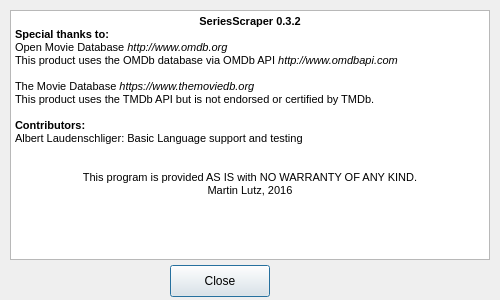
martinLutz1/SeriesScraper, file SeriesScraper/aboutdialog.ui: the form before one commit.
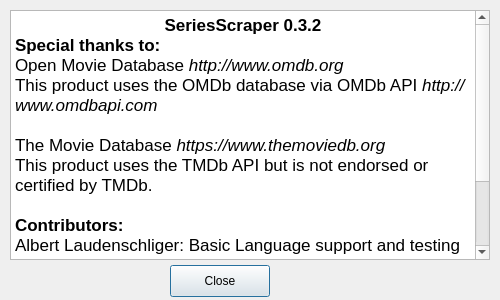
The form after the commit. Icons and pictures are not drawn.

```diff
--- a/SeriesScraper/aboutdialog.ui
+++ b/SeriesScraper/aboutdialog.ui
@@ -64,22 +64,22 @@
     <string>&lt;!DOCTYPE HTML PUBLIC &quot;-//W3C//DTD HTML 4.0//EN&quot; &quot;http://www.w3.org/TR/REC-html40/strict.dtd&quot;&gt;
 &lt;html&gt;&lt;head&gt;&lt;meta name=&quot;qrichtext&quot; content=&quot;1&quot; /&gt;&lt;style type=&quot;text/css&quot;&gt;
 p, li { white-space: pre-wrap; }
-&lt;/style&gt;&lt;/head&gt;&lt;body style=&quot; font-family:'MS Shell Dlg 2'; font-size:8pt; font-weight:400; font-style:normal;&quot;&gt;
-&lt;p align=&quot;center&quot; style=&quot; margin-top:0px; margin-bottom:0px; margin-left:0px; margin-right:0px; -qt-block-indent:0; text-indent:0px;&quot;&gt;&lt;span style=&quot; font-family:'.SF NS Text'; font-weight:600;&quot;&gt;SeriesScraper 0.3.2&lt;/span&gt;&lt;/p&gt;
-&lt;p style=&quot; margin-top:0px; margin-bottom:0px; margin-left:0px; margin-right:0px; -qt-block-indent:0; text-indent:0px;&quot;&gt;&lt;span style=&quot; font-family:'.SF NS Text'; font-weight:600;&quot;&gt;Special thanks to:&lt;/span&gt;&lt;/p&gt;
-&lt;p style=&quot; margin-top:0px; margin-bottom:0px; margin-left:0px; margin-right:0px; -qt-block-indent:0; text-indent:0px;&quot;&gt;&lt;span style=&quot; font-family:'Helvetica';&quot;&gt;Open Movie Database &lt;/span&gt;&lt;span style=&quot; font-family:'Helvetica'; font-style:italic;&quot;&gt;http://www.omdb.org&lt;/span&gt;&lt;/p&gt;
-&lt;p style=&quot; margin-top:0px; margin-bottom:0px; margin-left:0px; margin-right:0px; -qt-block-indent:0; text-indent:0px;&quot;&gt;&lt;span style=&quot; font-family:'Helvetica';&quot;&gt;This product uses the OMDb database via OMDb API &lt;/span&gt;&lt;span style=&quot; font-family:'Helvetica'; font-style:italic;&quot;&gt;http://www.omdbapi.com&lt;/span&gt;&lt;/p&gt;
-&lt;p style=&quot;-qt-paragraph-type:empty; margin-top:0px; margin-bottom:0px; margin-left:0px; margin-right:0px; -qt-block-indent:0; text-indent:0px; font-family:'Helvetica';&quot;&gt;&lt;br /&gt;&lt;/p&gt;
+&lt;/style&gt;&lt;/head&gt;&lt;body style=&quot; font-family:'.SF NS Text'; font-size:8pt; font-weight:400; font-style:normal;&quot;&gt;
+&lt;p align=&quot;center&quot; style=&quot; margin-top:0px; margin-bottom:0px; margin-left:0px; margin-right:0px; -qt-block-indent:0; text-indent:0px;&quot;&gt;&lt;span style=&quot; font-size:13pt; font-weight:600;&quot;&gt;SeriesScraper 0.3.2&lt;/span&gt;&lt;/p&gt;
+&lt;p style=&quot; margin-top:0px; margin-bottom:0px; margin-left:0px; margin-right:0px; -qt-block-indent:0; text-indent:0px;&quot;&gt;&lt;span style=&quot; font-size:13pt; font-weight:600;&quot;&gt;Special thanks to:&lt;/span&gt;&lt;/p&gt;
+&lt;p style=&quot; margin-top:0px; margin-bottom:0px; margin-left:0px; margin-right:0px; -qt-block-indent:0; text-indent:0px;&quot;&gt;&lt;span style=&quot; font-family:'Helvetica'; font-size:13pt;&quot;&gt;Open Movie Database &lt;/span&gt;&lt;span style=&quot; font-family:'Helvetica'; font-size:13pt; font-style:italic;&quot;&gt;http://www.omdb.org&lt;/span&gt;&lt;/p&gt;
+&lt;p style=&quot; margin-top:0px; margin-bottom:0px; margin-left:0px; margin-right:0px; -qt-block-indent:0; text-indent:0px;&quot;&gt;&lt;span style=&quot; font-family:'Helvetica'; font-size:13pt;&quot;&gt;This product uses the OMDb database via OMDb API &lt;/span&gt;&lt;span style=&quot; font-family:'Helvetica'; font-size:13pt; font-style:italic;&quot;&gt;http://www.omdbapi.com&lt;/span&gt;&lt;/p&gt;
+&lt;p style=&quot;-qt-paragraph-type:empty; margin-top:0px; margin-bottom:0px; margin-left:0px; margin-right:0px; -qt-block-indent:0; text-indent:0px; font-family:'Helvetica'; font-size:13pt;&quot;&gt;&lt;br /&gt;&lt;/p&gt;
 &lt;p style=&quot; margin-top:0px; margin-bottom:0px; margin-left:0px; margin-right:0px; -qt-block-indent:0; text-indent:0px;&quot;&gt;&lt;img src=&quot;:/images/application_logos/tmdb.png&quot; style=&quot;float: right;&quot; /&gt;&lt;/p&gt;
-&lt;p style=&quot; margin-top:0px; margin-bottom:0px; margin-left:0px; margin-right:0px; -qt-block-indent:0; text-indent:0px;&quot;&gt;&lt;span style=&quot; font-family:'Helvetica';&quot;&gt;The Movie Database &lt;/span&gt;&lt;span style=&quot; font-family:'Helvetica'; font-style:italic;&quot;&gt;https://www.themoviedb.org&lt;/span&gt;&lt;/p&gt;
-&lt;p style=&quot; margin-top:0px; margin-bottom:0px; margin-left:0px; margin-right:0px; -qt-block-indent:0; text-indent:0px;&quot;&gt;&lt;span style=&quot; font-family:'Helvetica';&quot;&gt;This product uses the TMDb API but is not endorsed or certified by TMDb.&lt;/span&gt;&lt;/p&gt;
-&lt;p style=&quot;-qt-paragraph-type:empty; margin-top:0px; margin-bottom:0px; margin-left:0px; margin-right:0px; -qt-block-indent:0; text-indent:0px; font-family:'.SF NS Text';&quot;&gt;&lt;br /&gt;&lt;/p&gt;
-&lt;p style=&quot; margin-top:0px; margin-bottom:0px; margin-left:0px; margin-right:0px; -qt-block-indent:0; text-indent:0px;&quot;&gt;&lt;span style=&quot; font-family:'.SF NS Text'; font-weight:600;&quot;&gt;Contributors:&lt;/span&gt;&lt;/p&gt;
-&lt;p style=&quot; margin-top:0px; margin-bottom:0px; margin-left:0px; margin-right:0px; -qt-block-indent:0; text-indent:0px;&quot;&gt;&lt;span style=&quot; font-family:'Helvetica';&quot;&gt;Albert Laudenschliger: Basic Language support and testing&lt;/span&gt;&lt;/p&gt;
-&lt;p align=&quot;center&quot; style=&quot;-qt-paragraph-type:empty; margin-top:0px; margin-bottom:0px; margin-left:0px; margin-right:0px; -qt-block-indent:0; text-indent:0px; font-family:'.SF NS Text';&quot;&gt;&lt;br /&gt;&lt;/p&gt;
-&lt;p align=&quot;center&quot; style=&quot;-qt-paragraph-type:empty; margin-top:0px; margin-bottom:0px; margin-left:0px; margin-right:0px; -qt-block-indent:0; text-indent:0px; font-family:'.SF NS Text';&quot;&gt;&lt;br /&gt;&lt;/p&gt;
-&lt;p align=&quot;center&quot; style=&quot; margin-top:0px; margin-bottom:0px; margin-left:0px; margin-right:0px; -qt-block-indent:0; text-indent:0px;&quot;&gt;&lt;span style=&quot; font-family:'.SF NS Text';&quot;&gt;This program is provided AS IS with NO WARRANTY OF ANY KIND.&lt;/span&gt;&lt;/p&gt;
-&lt;p align=&quot;center&quot; style=&quot; margin-top:0px; margin-bottom:0px; margin-left:0px; margin-right:0px; -qt-block-indent:0; text-indent:0px;&quot;&gt;&lt;span style=&quot; font-family:'.SF NS Text';&quot;&gt;Martin Lutz, 2016&lt;/span&gt;&lt;/p&gt;&lt;/body&gt;&lt;/html&gt;</string>
+&lt;p style=&quot; margin-top:0px; margin-bottom:0px; margin-left:0px; margin-right:0px; -qt-block-indent:0; text-indent:0px;&quot;&gt;&lt;span style=&quot; font-family:'Helvetica'; font-size:13pt;&quot;&gt;The Movie Database &lt;/span&gt;&lt;span style=&quot; font-family:'Helvetica'; font-size:13pt; font-style:italic;&quot;&gt;https://www.themoviedb.org&lt;/span&gt;&lt;/p&gt;
+&lt;p style=&quot; margin-top:0px; margin-bottom:0px; margin-left:0px; margin-right:0px; -qt-block-indent:0; text-indent:0px;&quot;&gt;&lt;span style=&quot; font-family:'Helvetica'; font-size:13pt;&quot;&gt;This product uses the TMDb API but is not endorsed or certified by TMDb.&lt;/span&gt;&lt;/p&gt;
+&lt;p style=&quot;-qt-paragraph-type:empty; margin-top:0px; margin-bottom:0px; margin-left:0px; margin-right:0px; -qt-block-indent:0; text-indent:0px; font-size:13pt;&quot;&gt;&lt;br /&gt;&lt;/p&gt;
+&lt;p style=&quot; margin-top:0px; margin-bottom:0px; margin-left:0px; margin-right:0px; -qt-block-indent:0; text-indent:0px;&quot;&gt;&lt;span style=&quot; font-size:13pt; font-weight:600;&quot;&gt;Contributors:&lt;/span&gt;&lt;/p&gt;
+&lt;p style=&quot; margin-top:0px; margin-bottom:0px; margin-left:0px; margin-right:0px; -qt-block-indent:0; text-indent:0px;&quot;&gt;&lt;span style=&quot; font-family:'Helvetica'; font-size:13pt;&quot;&gt;Albert Laudenschliger: Basic Language support and testing&lt;/span&gt;&lt;/p&gt;
+&lt;p align=&quot;center&quot; style=&quot;-qt-paragraph-type:empty; margin-top:0px; margin-bottom:0px; margin-left:0px; margin-right:0px; -qt-block-indent:0; text-indent:0px; font-size:13pt;&quot;&gt;&lt;br /&gt;&lt;/p&gt;
+&lt;p align=&quot;center&quot; style=&quot;-qt-paragraph-type:empty; margin-top:0px; margin-bottom:0px; margin-left:0px; margin-right:0px; -qt-block-indent:0; text-indent:0px; font-size:13pt;&quot;&gt;&lt;br /&gt;&lt;/p&gt;
+&lt;p align=&quot;center&quot; style=&quot; margin-top:0px; margin-bottom:0px; margin-left:0px; margin-right:0px; -qt-block-indent:0; text-indent:0px;&quot;&gt;&lt;span style=&quot; font-size:13pt;&quot;&gt;This program is provided AS IS with NO WARRANTY OF ANY KIND.&lt;/span&gt;&lt;/p&gt;
+&lt;p align=&quot;center&quot; style=&quot; margin-top:0px; margin-bottom:0px; margin-left:0px; margin-right:0px; -qt-block-indent:0; text-indent:0px;&quot;&gt;&lt;span style=&quot; font-size:13pt;&quot;&gt;Martin Lutz, 2016&lt;/span&gt;&lt;/p&gt;&lt;/body&gt;&lt;/html&gt;</string>
    </property>
   </widget>
  </widget>
```
